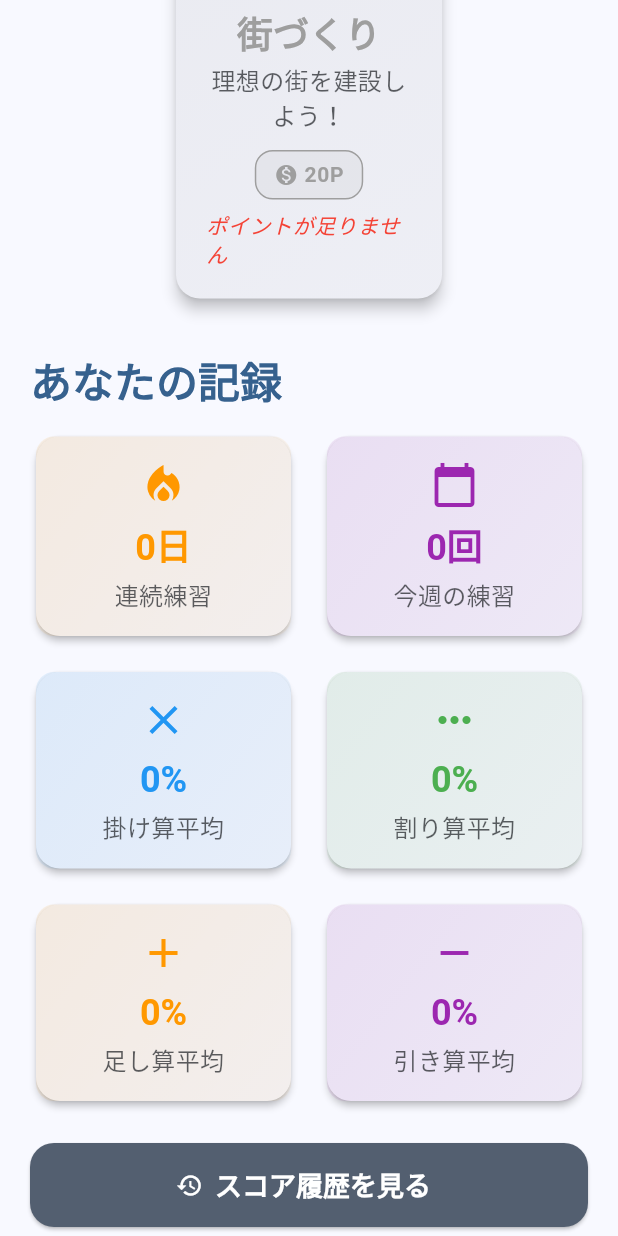
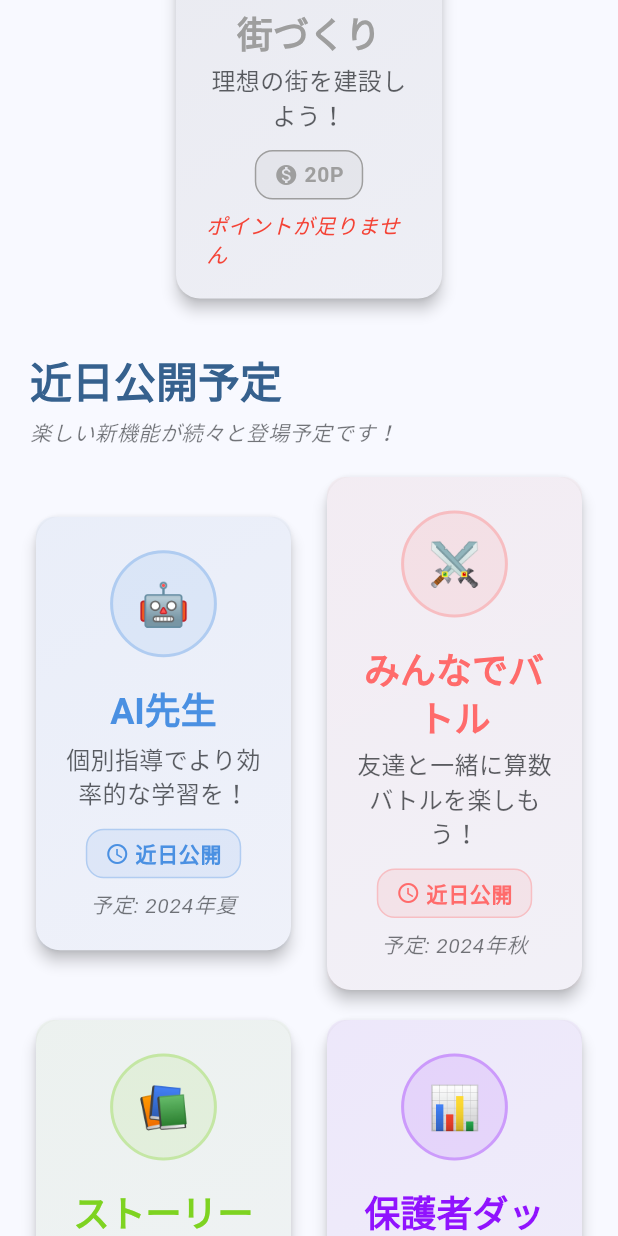
Before and after one commit to takaknee/syonan-app, a Flutter app: the screen it shows after launch, scrolled down 2304 dp, on a phone screen of 412 x 824 dp. Run offline on Flutter 3.47's test engine with Material 3 defaults, Android fonts, the phone set to English and light mode, and no system bars; our stand-ins replace shared_preferences.

Commit message:
Implement Coming Soon feature with cards and dialog
Co-authored-by: takaknee <118704817+takaknee@users.noreply.github.com>

```diff
--- /dev/null
+++ b/lib/models/coming_soon_feature.dart
@@ -0,0 +1,64 @@
+/// 近日公開予定の機能
+class ComingSoonFeature {
+  const ComingSoonFeature({
+    required this.id,
+    required this.name,
+    required this.description,
+    required this.emoji,
+    required this.color,
+    this.expectedRelease,
+  });
+
+  final String id;
+  final String name;
+  final String description;
+  final String emoji;
+  final int color; // Color value as int for serialization
+  final String? expectedRelease;
+}
+
+/// 近日公開予定の機能一覧
+class ComingSoonFeatures {
+  static const List<ComingSoonFeature> all = [
+    ComingSoonFeature(
+      id: 'ai_tutor',
+      name: 'AI先生',
+      description: '個別指導でより効率的な学習を！',
+      emoji: '🤖',
+      color: 0xFF4A90E2, // Blue
+      expectedRelease: '2024年夏',
+    ),
+    ComingSoonFeature(
+      id: 'multiplayer_battle',
+      name: 'みんなでバトル',
+      description: '友達と一緒に算数バトルを楽しもう！',
+      emoji: '⚔️',
+      color: 0xFFFF6B6B, // Red
+      expectedRelease: '2024年秋',
+    ),
+    ComingSoonFeature(
+      id: 'story_mode',
+      name: 'ストーリーモード',
+      description: '冒険しながら算数を学ぼう！',
+      emoji: '📚',
+      color: 0xFF7ED321, // Green
+      expectedRelease: '2024年冬',
+    ),
+    ComingSoonFeature(
+      id: 'parent_dashboard',
+      name: '保護者ダッシュボード',
+      description: 'お子さんの学習進捗を詳しく確認',
+      emoji: '📊',
+      color: 0xFF9013FE, // Purple
+      expectedRelease: '2025年春',
+    ),
+  ];
+
+  static ComingSoonFeature? findById(String id) {
+    try {
+      return all.firstWhere((feature) => feature.id == id);
+    } catch (e) {
+      return null;
+    }
+  }
+}
--- a/lib/screens/home_screen.dart
+++ b/lib/screens/home_screen.dart
@@ -1,12 +1,14 @@
 import 'package:flutter/material.dart';
 import 'package:provider/provider.dart';
 
+import '../models/coming_soon_feature.dart';
 import '../models/math_problem.dart';
 import '../models/mini_game.dart';
 import '../services/mini_game_service.dart';
 import '../services/points_service.dart';
 import '../services/score_service.dart';
 import '../utils/build_info.dart';
+import '../widgets/coming_soon_card.dart';
 import '../widgets/mini_game_button.dart';
 import '../widgets/points_card.dart';
 import '../widgets/practice_button.dart';
@@ -75,6 +77,10 @@ class _HomeScreenState extends State<HomeScreen> {
 
                     // ミニゲーム
                     _buildMiniGamesSection(theme, pointsService, miniGameService),
+                    const SizedBox(height: 32),
+
+                    // 近日公開予定
+                    _buildComingSoonSection(theme),
                     const SizedBox(height: 32),
 
                     // 統計情報
@@ -326,6 +332,66 @@ class _HomeScreenState extends State<HomeScreen> {
               onTap: () => _startMiniGame('city_builder', pointsService),
             ),
           ),
+        ),
+      ],
+    );
+  }
+
+  Widget _buildComingSoonSection(ThemeData theme) {
+    return Column(
+      crossAxisAlignment: CrossAxisAlignment.start,
+      children: [
+        Text(
+          '近日公開予定',
+          style: theme.textTheme.headlineMedium?.copyWith(
+            color: theme.colorScheme.primary,
+          ),
+        ),
+        const SizedBox(height: 8),
+        Text(
+          '楽しい新機能が続々と登場予定です！',
+          style: theme.textTheme.bodySmall?.copyWith(
+            color: theme.colorScheme.onSurface.withValues(alpha: 0.6),
+            fontStyle: FontStyle.italic,
+          ),
+        ),
+        const SizedBox(height: 16),
+        // First row
+        Row(
+          children: [
+            Expanded(
+              child: ComingSoonCard(
+                feature: ComingSoonFeatures.all.firstWhere((feature) => feature.id == 'ai_tutor'),
+                onTap: () => _showComingSoonDialog('AI先生'),
+              ),
+            ),
+            const SizedBox(width: 16),
+            Expanded(
+              child: ComingSoonCard(
+                feature: ComingSoonFeatures.all.firstWhere((feature) => feature.id == 'multiplayer_battle'),
+                onTap: () => _showComingSoonDialog('みんなでバトル'),
+              ),
+            ),
+          ],
+        ),
+        const SizedBox(height: 12),
+        // Second row
+        Row(
+          children: [
+            Expanded(
+              child: ComingSoonCard(
+                feature: ComingSoonFeatures.all.firstWhere((feature) => feature.id == 'story_mode'),
+                onTap: () => _showComingSoonDialog('ストーリーモード'),
+              ),
+            ),
+            const SizedBox(width: 16),
+            Expanded(
+              child: ComingSoonCard(
+                feature: ComingSoonFeatures.all.firstWhere((feature) => feature.id == 'parent_dashboard'),
+                onTap: () => _showComingSoonDialog('保護者ダッシュボード'),
+              ),
+            ),
+          ],
         ),
       ],
     );
@@ -674,6 +740,70 @@ class _HomeScreenState extends State<HomeScreen> {
     );
   }
 
+  void _showComingSoonDialog(String featureName) {
+    showDialog(
+      context: context,
+      builder: (context) => AlertDialog(
+        title: Row(
+          children: [
+            Icon(Icons.schedule, color: Theme.of(context).colorScheme.primary),
+            const SizedBox(width: 8),
+            Expanded(child: Text('$featureName - 近日公開予定')),
+          ],
+        ),
+        content: Column(
+          mainAxisSize: MainAxisSize.min,
+          children: [
+            Icon(
+              Icons.construction,
+              size: 64,
+              color: Theme.of(context).colorScheme.primary.withValues(alpha: 0.7),
+            ),
+            const SizedBox(height: 16),
+            Text(
+              'この機能は現在開発中です。\n近日中にリリース予定ですので、\nお楽しみにお待ちください！',
+              textAlign: TextAlign.center,
+              style: Theme.of(context).textTheme.bodyMedium,
+            ),
+            const SizedBox(height: 16),
+            Container(
+              padding: const EdgeInsets.all(12),
+              decoration: BoxDecoration(
+                color: Theme.of(context).colorScheme.primaryContainer,
+                borderRadius: BorderRadius.circular(8),
+              ),
+              child: Row(
+                mainAxisSize: MainAxisSize.min,
+                children: [
+                  Icon(
+                    Icons.info_outline,
+                    size: 20,
+                    color: Theme.of(context).colorScheme.onPrimaryContainer,
+                  ),
+                  const SizedBox(width: 8),
+                  Expanded(
+                    child: Text(
+                      '今後のアップデートで追加される予定です',
+                      style: Theme.of(context).textTheme.bodySmall?.copyWith(
+                        color: Theme.of(context).colorScheme.onPrimaryContainer,
+                      ),
+                    ),
+                  ),
+                ],
+              ),
+            ),
+          ],
+        ),
+        actions: [
+          TextButton(
+            onPressed: () => Navigator.of(context).pop(),
+            child: const Text('楽しみに待ってます！'),
+          ),
+        ],
+      ),
+    );
+  }
+
   void _startMiniGame(String gameId, PointsService pointsService) async {
     final game = AvailableMiniGames.findById(gameId);
     if (game == null) return;
--- /dev/null
+++ b/lib/widgets/coming_soon_card.dart
@@ -0,0 +1,119 @@
+import 'package:flutter/material.dart';
+
+import '../models/coming_soon_feature.dart';
+
+/// 近日公開予定の機能を表示するカードウィジェット
+class ComingSoonCard extends StatelessWidget {
+  const ComingSoonCard({
+    super.key,
+    required this.feature,
+    required this.onTap,
+  });
+
+  final ComingSoonFeature feature;
+  final VoidCallback onTap;
+
+  @override
+  Widget build(BuildContext context) {
+    final theme = Theme.of(context);
+    final featureColor = Color(feature.color);
+
+    return Card(
+      elevation: 4,
+      child: InkWell(
+        onTap: onTap,
+        borderRadius: BorderRadius.circular(12),
+        child: Container(
+          padding: const EdgeInsets.all(20),
+          decoration: BoxDecoration(
+            borderRadius: BorderRadius.circular(12),
+            gradient: LinearGradient(
+              begin: Alignment.topLeft,
+              end: Alignment.bottomRight,
+              colors: [
+                featureColor.withValues(alpha: 0.05),
+                featureColor.withValues(alpha: 0.02),
+              ],
+            ),
+          ),
+          child: Column(
+            mainAxisSize: MainAxisSize.min,
+            children: [
+              Container(
+                padding: const EdgeInsets.all(16),
+                decoration: BoxDecoration(
+                  color: featureColor.withValues(alpha: 0.1),
+                  shape: BoxShape.circle,
+                  border: Border.all(
+                    color: featureColor.withValues(alpha: 0.3),
+                    width: 2,
+                  ),
+                ),
+                child: Text(
+                  feature.emoji,
+                  style: const TextStyle(fontSize: 28),
+                ),
+              ),
+              const SizedBox(height: 16),
+              Text(
+                feature.name,
+                style: theme.textTheme.headlineSmall?.copyWith(
+                  fontWeight: FontWeight.bold,
+                  color: featureColor,
+                ),
+                textAlign: TextAlign.center,
+              ),
+              const SizedBox(height: 4),
+              Text(
+                feature.description,
+                style: theme.textTheme.bodyMedium?.copyWith(
+                  color: theme.colorScheme.onSurface.withValues(alpha: 0.7),
+                ),
+                textAlign: TextAlign.center,
+              ),
+              const SizedBox(height: 12),
+              Container(
+                padding: const EdgeInsets.symmetric(horizontal: 12, vertical: 6),
+                decoration: BoxDecoration(
+                  color: featureColor.withValues(alpha: 0.1),
+                  borderRadius: BorderRadius.circular(12),
+                  border: Border.all(
+                    color: featureColor.withValues(alpha: 0.3),
+                  ),
+                ),
+                child: Row(
+                  mainAxisSize: MainAxisSize.min,
+                  children: [
+                    Icon(
+                      Icons.schedule,
+                      size: 16,
+                      color: featureColor,
+                    ),
+                    const SizedBox(width: 4),
+                    Text(
+                      '近日公開',
+                      style: theme.textTheme.bodySmall?.copyWith(
+                        color: featureColor,
+                        fontWeight: FontWeight.bold,
+                      ),
+                    ),
+                  ],
+                ),
+              ),
+              if (feature.expectedRelease != null) ...[
+                const SizedBox(height: 8),
+                Text(
+                  '予定: ${feature.expectedRelease}',
+                  style: theme.textTheme.bodySmall?.copyWith(
+                    color: theme.colorScheme.onSurface.withValues(alpha: 0.6),
+                    fontStyle: FontStyle.italic,
+                  ),
+                ),
+              ],
+            ],
+          ),
+        ),
+      ),
+    );
+  }
+}
```
Also changed, not shown: 3 other files.
